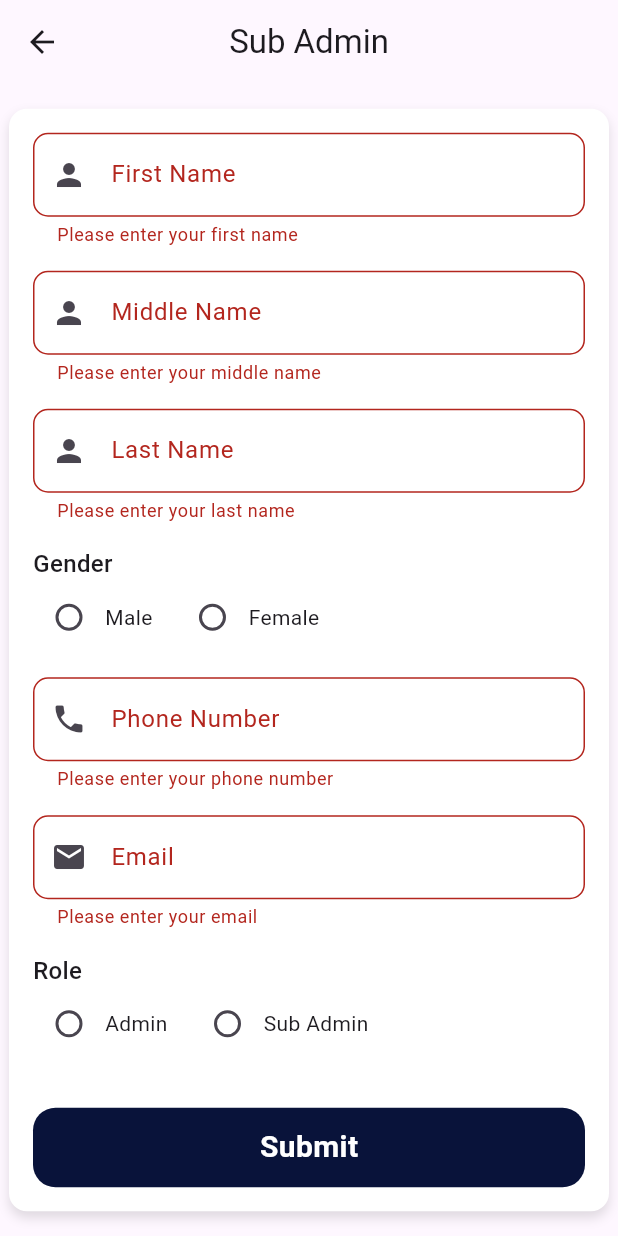
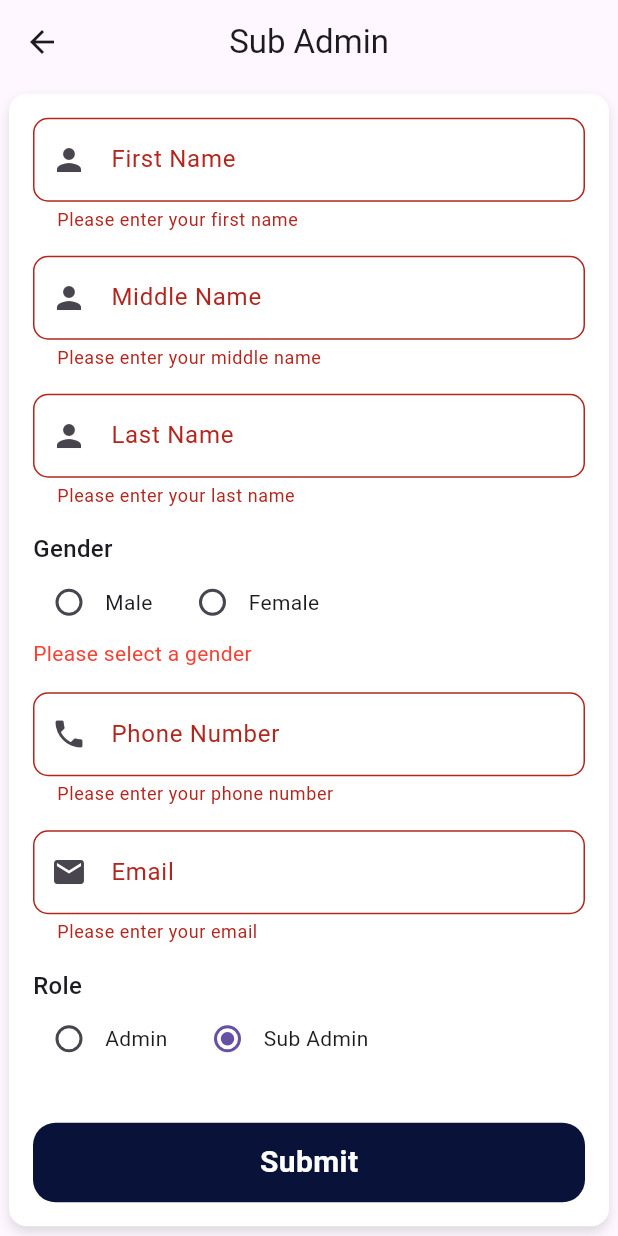
Before and after one commit to Agape-Project/agape, a Flutter app: the SubAdminForm screen opened directly, after a tap on "Submit", on a phone screen of 412 x 824 dp. Run offline on Flutter 3.47's test engine with Material 3 defaults, Android fonts, the phone set to English and light mode, and no system bars; our stand-ins replace fl_chart, flutter_riverpod, flutter_secure_storage, loading_animation_widget, pin_code_fields; missing offline and left inert: animated_snack_bar; accounts and stored records are empty; project files that could hold a hidden picture were left out.

Commit message:
form screen

```diff
--- a/lib/admin/screens/form_screen.dart
+++ b/lib/admin/screens/form_screen.dart
@@ -23,11 +23,16 @@ class _SubAdminFormState extends ConsumerState<SubAdminForm> {
   final _phone = TextEditingController();
 
   String? _selectedGender;
-  String? _selectedRole;
+  String? _selectedRole = "field_worker";
   bool _isLoading = false;
+  bool _genderError = false;
 
   void register() async {
-    if (_formKey.currentState!.validate()) {
+  setState(() {
+      _genderError = _selectedGender == null;
+  });
+
+    if (_formKey.currentState!.validate() && !_genderError) {
       setState(() {
         _isLoading = true;
       });
@@ -178,6 +183,7 @@ class _SubAdminFormState extends ConsumerState<SubAdminForm> {
                                       onChanged: (value) {
                                         setState(() {
                                           _selectedGender = value;
+                                           _genderError = false;
                                         });
                                       },
                                     ),
@@ -193,6 +199,7 @@ class _SubAdminFormState extends ConsumerState<SubAdminForm> {
                                       onChanged: (value) {
                                         setState(() {
                                           _selectedGender = value;
+                                          _genderError = false;
                                         });
                                       },
                                     ),
@@ -201,6 +208,11 @@ class _SubAdminFormState extends ConsumerState<SubAdminForm> {
                                 ),
                               ],
                             ),
+                            if (_genderError)
+                              const Text(
+                                'Please select a gender',
+                                style: TextStyle(color: Colors.red),
+                              ),
                           ],
                         ),
                         const SizedBox(height: 16),
@@ -266,7 +278,7 @@ class _SubAdminFormState extends ConsumerState<SubAdminForm> {
                                 Row(
                                   children: [
                                     Radio<String>(
-                                      value: "female",
+                                      value: "field_worker",
                                       groupValue: _selectedRole,
                                       onChanged: (value) {
                                         setState(() {
@@ -285,7 +297,6 @@ class _SubAdminFormState extends ConsumerState<SubAdminForm> {
 
                         MyButtons(onTap: register, text: "Submit"),
                       ],
-
                     ),
                   ),
                 ),
```
